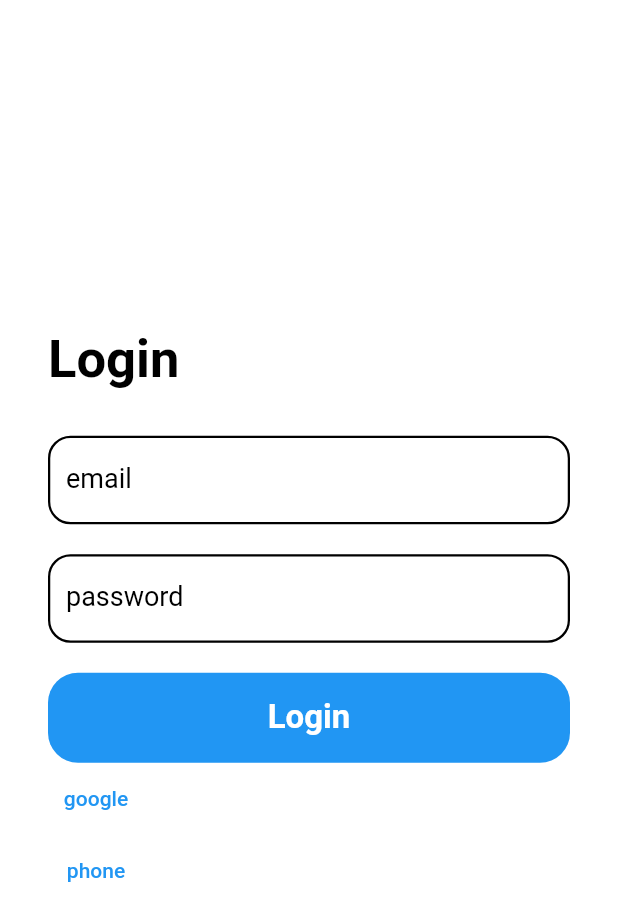
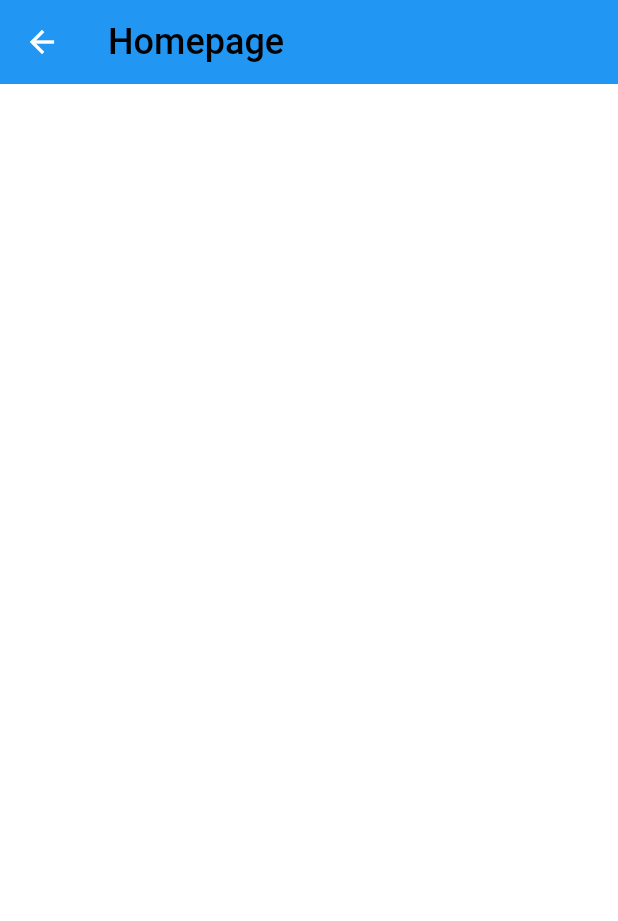
Before and after one commit to arjunannamalai/gdsc, a Flutter app: the screen it shows after launch, after a tap on "Login", on a phone screen of 412 x 824 dp. Shown: the top 921 px of the screen. Run offline on Flutter 3.47's test engine with Material 2 defaults, Android fonts, the phone set to English and light mode, and no system bars.

Commit message:
basic layout

```diff
--- /dev/null
+++ b/lib/homepage.dart
@@ -0,0 +1,33 @@
+// ignore_for_file: prefer_const_constructors
+
+import 'package:flutter/material.dart';
+
+class Homepage extends StatefulWidget {
+  const Homepage({Key? key}) : super(key: key);
+
+  @override
+  State<Homepage> createState() => _HomepageState();
+}
+
+class _HomepageState extends State<Homepage> {
+  @override
+  Widget build(BuildContext context) {
+    return Scaffold(
+      backgroundColor: Colors.white,
+      appBar: AppBar(
+        title: Text(
+          "Homepage",
+          style: TextStyle(
+            color: Colors.black,
+            fontSize: 24,
+          ),
+        ),
+        centerTitle: false,
+        backgroundColor: Colors.blue,
+        elevation: 0,
+
+      ),
+      body: SafeArea(child: Container()),
+    );
+  }
+}
--- a/lib/login.dart
+++ b/lib/login.dart
@@ -1,6 +1,7 @@
-// ignore_for_file: prefer_const_constructors, sort_child_properties_last
+// ignore_for_file: prefer_const_constructors, sort_child_properties_last, prefer_const_literals_to_create_immutables
 
 import 'package:flutter/material.dart';
+import 'package:gdsc/homepage.dart';
 
 class Login extends StatefulWidget {
   const Login({Key? key}) : super(key: key);
@@ -33,9 +34,12 @@ class _LoginState extends State<Login> {
                   height: 30,
                 ),
                 TextFormField(
-
                   style: TextStyle(color: Colors.black),
                   decoration: InputDecoration(
+                    suffixIcon: Icon(
+                      Icons.email_rounded,
+                      color: Colors.grey,
+                    ),
                     labelText: "email",
                     labelStyle: TextStyle(color: Colors.black, fontSize: 18),
                     focusedBorder: OutlineInputBorder(
@@ -55,6 +59,10 @@ class _LoginState extends State<Login> {
                   obscureText: true,
                   style: TextStyle(color: Colors.black),
                   decoration: InputDecoration(
+                    suffixIcon: Icon(
+                      Icons.lock_rounded,
+                      color: Colors.grey,
+                    ),
                     labelText: "password",
                     labelStyle: TextStyle(color: Colors.black, fontSize: 18),
                     focusedBorder: OutlineInputBorder(
@@ -67,11 +75,27 @@ class _LoginState extends State<Login> {
                     ),
                   ),
                 ),
-                SizedBox(
-                  height: 20,
+                // SizedBox(
+                //   height: 20,
+                // ),
+                Padding(
+                  padding: const EdgeInsets.all(10.0),
+                  child: Row(
+                    mainAxisAlignment: MainAxisAlignment.end,
+                    children: [
+                      InkWell(
+                          child: Text(
+                        "forgot password",
+                        style: TextStyle(color: Colors.blue, fontSize: 16),
+                      )),
+                    ],
+                  ),
                 ),
                 InkWell(
-                  onTap: () {},
+                  onTap: () {
+                    Navigator.push(context,
+                        MaterialPageRoute(builder: (context) => Homepage()));
+                  },
                   child: Container(
                     child: Center(
                         child: Text(
@@ -89,6 +113,10 @@ class _LoginState extends State<Login> {
                     ),
                   ),
                 ),
+                // SizedBox(
+                //   height: 10,
+                // ),
+
                 TextButton(onPressed: () {}, child: Text("google")),
                 TextButton(onPressed: () {}, child: Text("phone")),
               ],
--- a/lib/main.dart
+++ b/lib/main.dart
@@ -1,6 +1,7 @@
 // ignore_for_file: prefer_const_constructors
 
 import 'package:flutter/material.dart';
+import 'package:gdsc/homepage.dart';
 import 'package:gdsc/login.dart';
 import 'package:gdsc/signup.dart';
 
```
